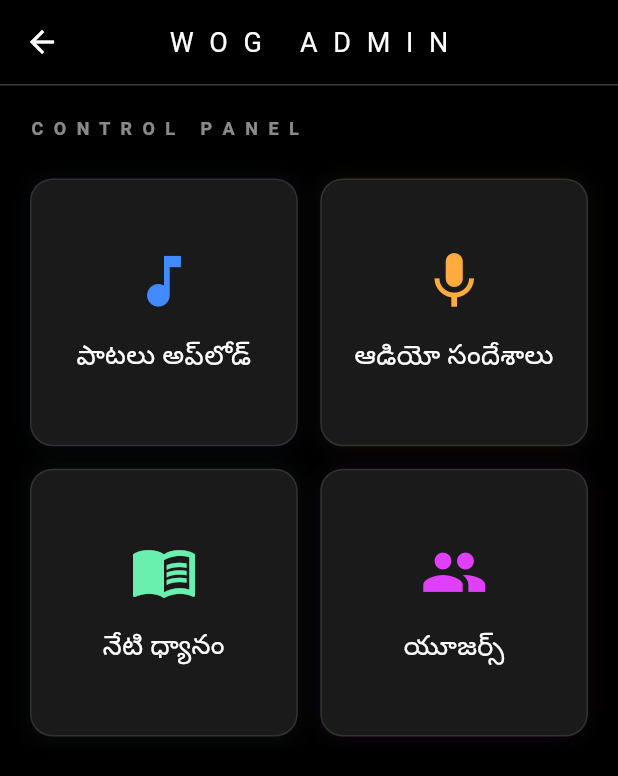
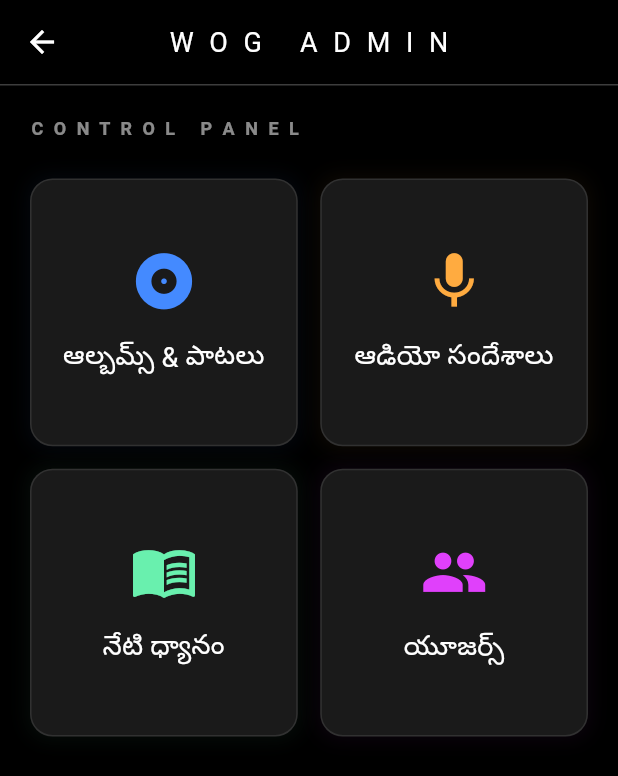
Before and after one commit to rajeshkaratapu24/main_home_app, a Flutter app: the AdminDashboard screen opened directly, on a phone screen of 412 x 824 dp. Shown: the top 776 px of the screen. Run offline on Flutter 3.47's test engine with Material 3 defaults, Android fonts, the phone set to English and light mode, and no system bars; our stand-ins replace audioplayers, cloud_firestore, firebase_auth, firebase_core, google_fonts, share_plus; accounts and stored records are empty.

Commit message:
Update admin_dashboard.dart

```diff
--- a/lib/admin/admin_dashboard.dart
+++ b/lib/admin/admin_dashboard.dart
@@ -1,6 +1,6 @@
 import 'package:flutter/material.dart';
 import 'package:google_fonts/google_fonts.dart';
-import 'upload_song.dart'; // మనం కొత్తగా క్రియేట్ చేసిన ఫైల్ ఇక్కడ ఇంపోర్ట్ చేశాం
+import 'admin_albums.dart'; // కొత్తగా క్రియేట్ చేసిన ఆల్బమ్స్ ఫైల్ ని ఇంపోర్ట్ చేశాం
 
 class AdminDashboard extends StatefulWidget {
   const AdminDashboard({super.key});
@@ -41,12 +41,14 @@ class _AdminDashboardState extends State<AdminDashboard> {
                 crossAxisSpacing: 15,
                 mainAxisSpacing: 15,
                 children: [
-                  _adminCard("పాటలు అప్‌లోడ్", Icons.music_note, Colors.blueAccent, () {
-                    // పాటల అప్‌లోడ్ పేజీకి వెళ్లే లింక్
-                    Navigator.push(context, MaterialPageRoute(builder: (context) => const UploadSong()));
+                  // --- ఆల్బమ్స్ అండ్ సాంగ్స్ బటన్ ---
+                  _adminCard("ఆల్బమ్స్ & పాటలు", Icons.album, Colors.blueAccent, () {
+                    Navigator.push(context, MaterialPageRoute(builder: (context) => const AdminAlbums()));
                   }),
+
+                  // --- మిగతా బటన్స్ ---
                   _adminCard("ఆడియో సందేశాలు", Icons.mic, Colors.orangeAccent, () {
-                    // ఆడియో మెసేజెస్
+                    // ఆడియో మెసేజెస్ కోసం ఫ్యూచర్ లో రాద్దాం
                   }),
                   _adminCard("నేటి ధ్యానం", Icons.menu_book, Colors.greenAccent, () {
                     // డైలీ వాక్యం అప్‌డేట్
@@ -63,7 +65,7 @@ class _AdminDashboardState extends State<AdminDashboard> {
     );
   }
 
-  // డార్క్ థీమ్ అడ్మిన్ కార్డ్ డిజైన్
+  // డార్క్ థీమ్ అడ్మిన్ కార్డ్ డిజైన్ (బటన్స్ కోసం)
   Widget _adminCard(String title, IconData icon, Color color, VoidCallback onTap) {
     return InkWell(
       onTap: onTap,
```
